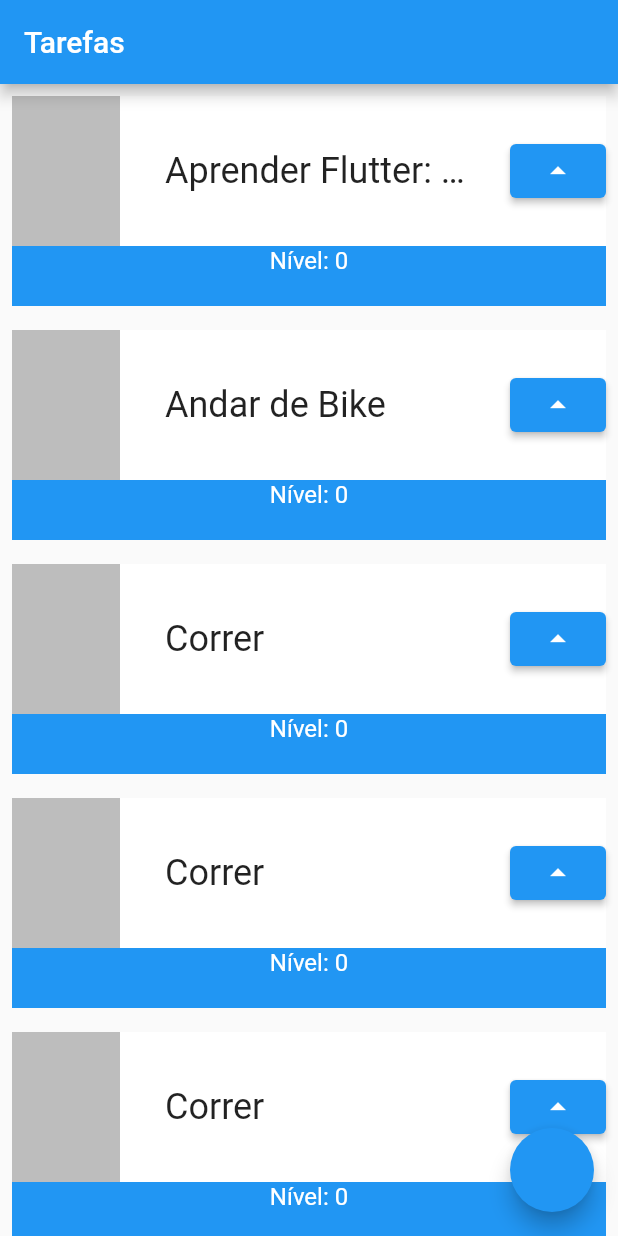
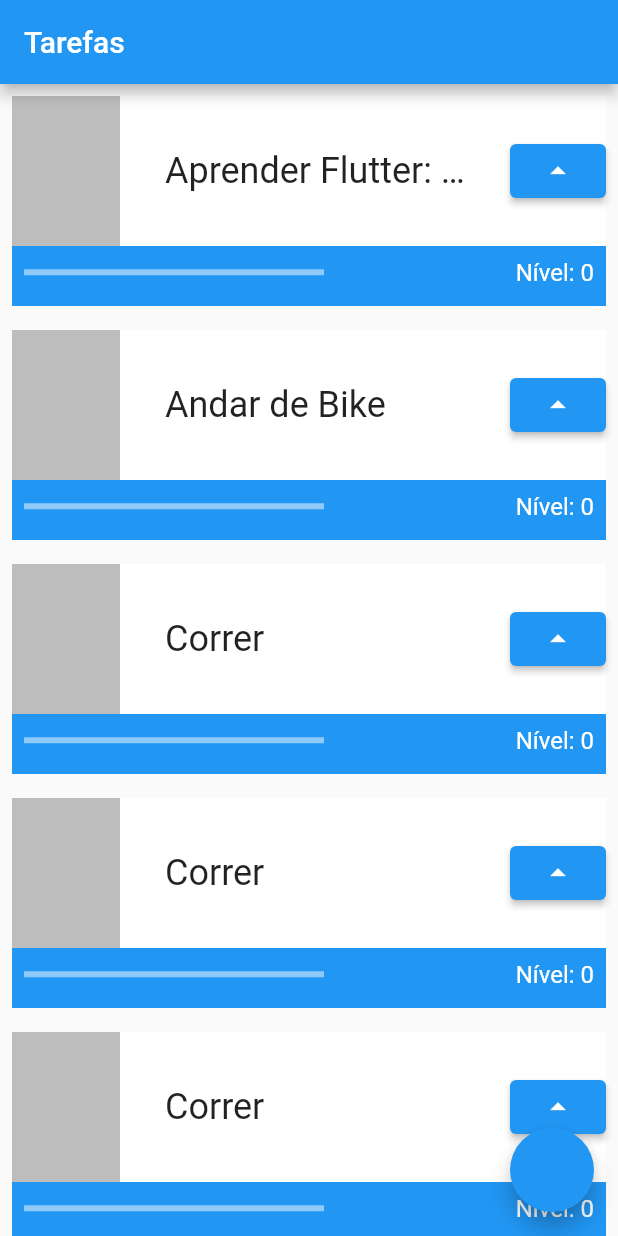
Before and after one commit to cristianovelkan/flutter_wdgets_sateful_stateless, a Flutter app: the screen it shows after launch, on a phone screen of 412 x 824 dp. Run offline on Flutter 3.47's test engine with Material 2 defaults, Android fonts, the phone set to English and light mode, and no system bars.

Commit message:
linearProgressIndicator widget

```diff
--- a/lib/main.dart
+++ b/lib/main.dart
@@ -90,7 +90,25 @@ class _TaskState extends State<Task> {
                   ],
                 ),
               ),
-              Text('Nível: $nivel', style: TextStyle(color: Colors.white, fontSize: 16),),
+              Row(
+                mainAxisAlignment: MainAxisAlignment.spaceBetween,
+                children: [
+                  Padding(
+                    padding: const EdgeInsets.all(8.0),
+                    child: Container(
+                      width: 200,
+                      child: LinearProgressIndicator(
+                        color: Colors.white,
+                        value: nivel/10
+                      )
+                    ),
+                  ),
+                  Padding(
+                    padding: const EdgeInsets.all(8.0),
+                    child: Text('Nível: $nivel', style: TextStyle(color: Colors.white, fontSize: 16),),
+                  ),
+                ],
+              ),
             ],
           ),
 
```
